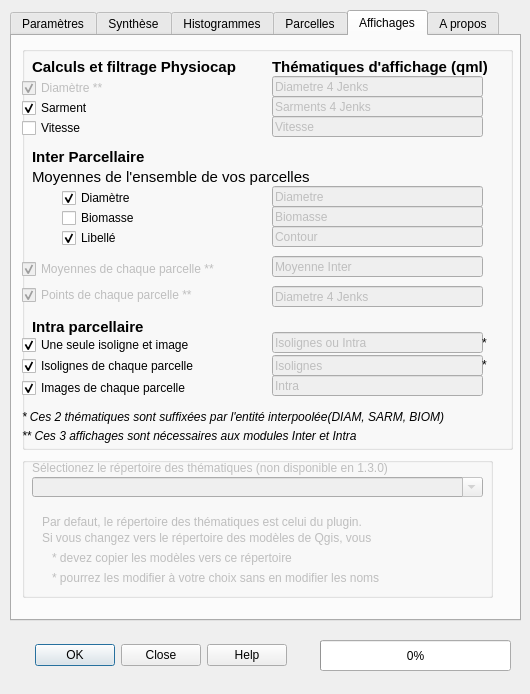
Old version of the form Physiocap_dialog_base.ui in the repository jhemmi/QgisPhysiocapPlugin.
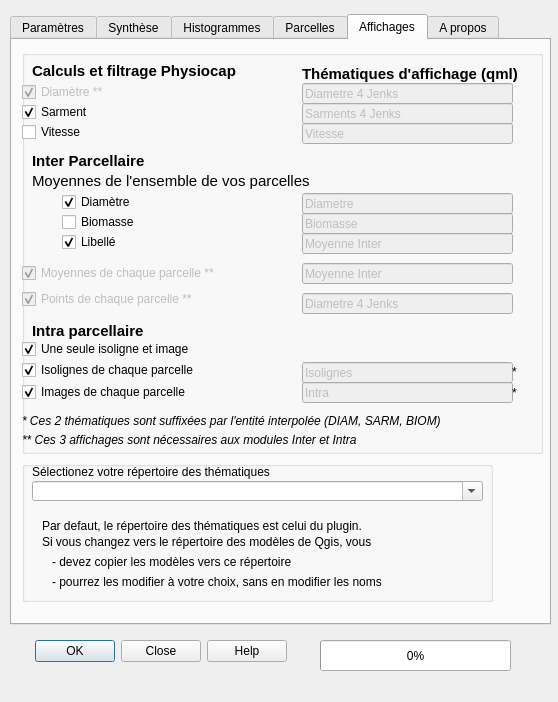
New version of the form. The open tabs and pages were chosen to show the change.

The edit to the form file:
```diff
--- a/Physiocap_dialog_base.ui
+++ b/Physiocap_dialog_base.ui
@@ -6,8 +6,8 @@
    <rect>
     <x>0</x>
     <y>0</y>
-    <width>530</width>
-    <height>694</height>
+    <width>558</width>
+    <height>702</height>
    </rect>
   </property>
   <property name="windowTitle">
@@ -17,7 +17,7 @@
    <property name="geometry">
     <rect>
      <x>10</x>
-     <y>640</y>
+     <y>636</y>
      <width>301</width>
      <height>31</height>
     </rect>
@@ -39,8 +39,8 @@
    <property name="geometry">
     <rect>
      <x>10</x>
-     <y>10</y>
-     <width>511</width>
+     <y>14</y>
+     <width>541</width>
      <height>611</height>
     </rect>
    </property>
@@ -1417,7 +1417,7 @@
       <rect>
        <x>10</x>
        <y>10</y>
-       <width>491</width>
+       <width>521</width>
        <height>404</height>
       </rect>
      </property>
@@ -1448,7 +1448,7 @@
        <rect>
         <x>10</x>
         <y>10</y>
-        <width>231</width>
+        <width>241</width>
         <height>21</height>
        </rect>
       </property>
@@ -1469,8 +1469,8 @@
       </property>
       <property name="geometry">
        <rect>
-        <x>250</x>
-        <y>30</y>
+        <x>280</x>
+        <y>33</y>
         <width>211</width>
         <height>21</height>
        </rect>
@@ -1525,9 +1525,9 @@
      <widget class="QLabel" name="label_201">
       <property name="geometry">
        <rect>
-        <x>250</x>
-        <y>10</y>
-        <width>231</width>
+        <x>280</x>
+        <y>13</y>
+        <width>241</width>
         <height>21</height>
        </rect>
       </property>
@@ -1548,8 +1548,8 @@
       </property>
       <property name="geometry">
        <rect>
-        <x>250</x>
-        <y>50</y>
+        <x>280</x>
+        <y>53</y>
         <width>211</width>
         <height>21</height>
        </rect>
@@ -1578,8 +1578,8 @@
       </property>
       <property name="geometry">
        <rect>
-        <x>250</x>
-        <y>70</y>
+        <x>280</x>
+        <y>73</y>
         <width>211</width>
         <height>21</height>
        </rect>
@@ -1608,8 +1608,8 @@
       </property>
       <property name="geometry">
        <rect>
-        <x>250</x>
-        <y>160</y>
+        <x>280</x>
+        <y>163</y>
         <width>211</width>
         <height>21</height>
        </rect>
@@ -1638,8 +1638,8 @@
       </property>
       <property name="geometry">
        <rect>
-        <x>250</x>
-        <y>140</y>
+        <x>280</x>
+        <y>143</y>
         <width>211</width>
         <height>21</height>
        </rect>
@@ -1736,8 +1736,8 @@
       </property>
       <property name="geometry">
        <rect>
-        <x>250</x>
-        <y>180</y>
+        <x>280</x>
+        <y>183</y>
         <width>211</width>
         <height>21</height>
        </rect>
@@ -1751,7 +1751,7 @@
        <set>Qt::ImhDialableCharactersOnly</set>
       </property>
       <property name="text">
-       <string>Contour</string>
+       <string>Moyenne Inter</string>
       </property>
       <property name="maxLength">
        <number>50</number>
@@ -1805,8 +1805,8 @@
       </property>
       <property name="geometry">
        <rect>
-        <x>250</x>
-        <y>210</y>
+        <x>280</x>
+        <y>213</y>
         <width>211</width>
         <height>21</height>
        </rect>
@@ -1854,8 +1854,8 @@
       </property>
       <property name="geometry">
        <rect>
-        <x>250</x>
-        <y>240</y>
+        <x>280</x>
+        <y>243</y>
         <width>211</width>
         <height>21</height>
        </rect>
@@ -1884,8 +1884,8 @@
       </property>
       <property name="geometry">
        <rect>
-        <x>250</x>
-        <y>329</y>
+        <x>280</x>
+        <y>332</y>
         <width>211</width>
         <height>21</height>
        </rect>
@@ -1914,8 +1914,8 @@
       </property>
       <property name="geometry">
        <rect>
-        <x>250</x>
-        <y>309</y>
+        <x>280</x>
+        <y>312</y>
         <width>211</width>
         <height>21</height>
        </rect>
@@ -1998,7 +1998,7 @@
        <rect>
         <x>0</x>
         <y>379</y>
-        <width>451</width>
+        <width>471</width>
         <height>21</height>
        </rect>
       </property>
@@ -2017,7 +2017,7 @@
        <rect>
         <x>0</x>
         <y>286</y>
-        <width>221</width>
+        <width>241</width>
         <height>26</height>
        </rect>
       </property>
@@ -2028,41 +2028,11 @@
        <bool>true</bool>
       </property>
      </widget>
-     <widget class="QLineEdit" name="lineEditThematiqueUnSeulIntra">
-      <property name="enabled">
-       <bool>false</bool>
-      </property>
-      <property name="geometry">
-       <rect>
-        <x>250</x>
-        <y>286</y>
-        <width>211</width>
-        <height>21</height>
-       </rect>
-      </property>
-      <property name="font">
-       <font>
-        <pointsize>9</pointsize>
-       </font>
-      </property>
-      <property name="inputMethodHints">
-       <set>Qt::ImhDialableCharactersOnly</set>
-      </property>
-      <property name="text">
-       <string>Isolignes ou Intra</string>
-      </property>
-      <property name="maxLength">
-       <number>50</number>
-      </property>
-      <property name="dragEnabled">
-       <bool>true</bool>
-      </property>
-     </widget>
      <widget class="QLabel" name="label">
       <property name="geometry">
        <rect>
-        <x>460</x>
-        <y>286</y>
+        <x>490</x>
+        <y>311</y>
         <width>21</width>
         <height>21</height>
        </rect>
@@ -2074,8 +2044,8 @@
      <widget class="QLabel" name="label_2">
       <property name="geometry">
        <rect>
-        <x>460</x>
-        <y>308</y>
+        <x>490</x>
+        <y>332</y>
         <width>21</width>
         <height>21</height>
        </rect>
@@ -2092,7 +2062,7 @@
        <rect>
         <x>0</x>
         <y>360</y>
-        <width>451</width>
+        <width>461</width>
         <height>21</height>
        </rect>
       </property>
@@ -2103,7 +2073,7 @@
        </font>
       </property>
       <property name="text">
-       <string>* Ces 2 thématiques sont suffixées par l'entité interpoolée(DIAM, SARM, BIOM)</string>
+       <string>* Ces 2 thématiques sont suffixées par l'entité interpolée (DIAM, SARM, BIOM)</string>
       </property>
      </widget>
     </widget>
@@ -2121,7 +2091,7 @@
      </property>
      <widget class="QLabel" name="lab_190">
       <property name="enabled">
-       <bool>false</bool>
+       <bool>true</bool>
       </property>
       <property name="geometry">
        <rect>
@@ -2132,12 +2102,12 @@
        </rect>
       </property>
       <property name="text">
-       <string>Sélectionez le répertoire des thématiques (non disponible en 1.3.0)</string>
+       <string>Sélectionez votre répertoire des thématiques</string>
       </property>
      </widget>
      <widget class="QComboBox" name="fieldComboThematique">
       <property name="enabled">
-       <bool>false</bool>
+       <bool>true</bool>
       </property>
       <property name="geometry">
        <rect>
@@ -2159,7 +2129,7 @@
      </widget>
      <widget class="QLabel" name="lab_192">
       <property name="enabled">
-       <bool>false</bool>
+       <bool>true</bool>
       </property>
       <property name="geometry">
        <rect>
@@ -2175,7 +2145,7 @@
      </widget>
      <widget class="QLabel" name="lab_191">
       <property name="enabled">
-       <bool>false</bool>
+       <bool>true</bool>
       </property>
       <property name="geometry">
        <rect>
@@ -2191,7 +2161,7 @@
      </widget>
      <widget class="QLabel" name="lab_194">
       <property name="enabled">
-       <bool>false</bool>
+       <bool>true</bool>
       </property>
       <property name="geometry">
        <rect>
@@ -2202,12 +2172,12 @@
        </rect>
       </property>
       <property name="text">
-       <string>* pourrez les modifier à votre choix sans en modifier les noms</string>
+       <string>- pourrez les modifier à votre choix, sans en modifier les noms</string>
       </property>
      </widget>
      <widget class="QLabel" name="lab_193">
       <property name="enabled">
-       <bool>false</bool>
+       <bool>true</bool>
       </property>
       <property name="geometry">
        <rect>
@@ -2218,7 +2188,7 @@
        </rect>
       </property>
       <property name="text">
-       <string>* devez copier les modèles vers ce répertoire</string>
+       <string>- devez copier les modèles vers ce répertoire</string>
       </property>
      </widget>
     </widget>
```
Left out of the diff: 87 changed lines with no effect on the pictures.
